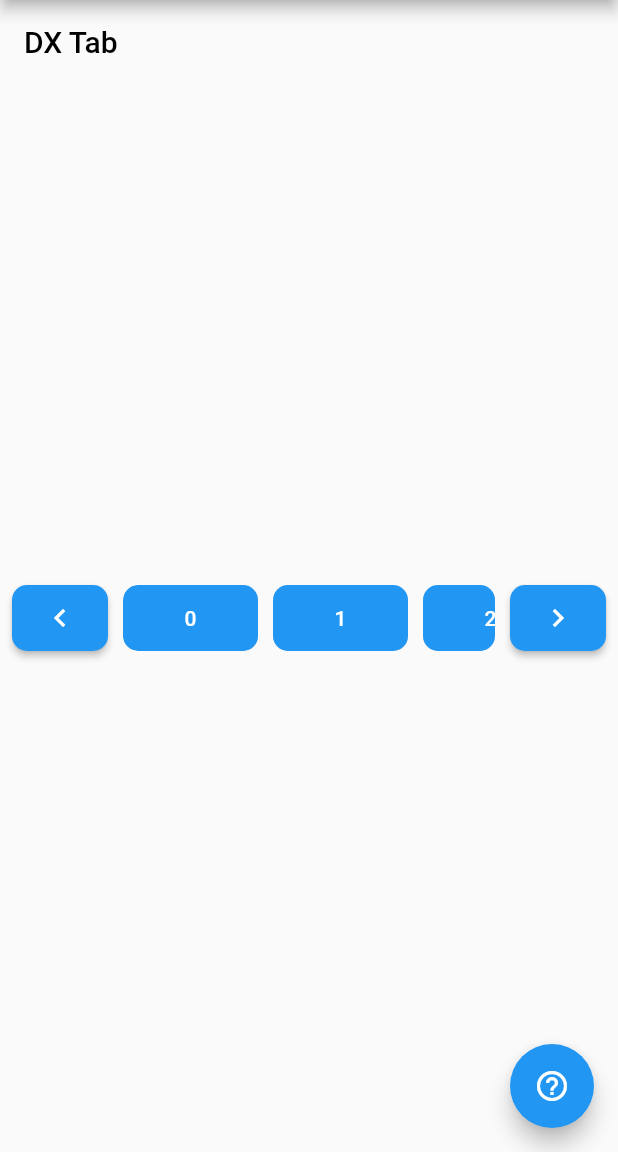
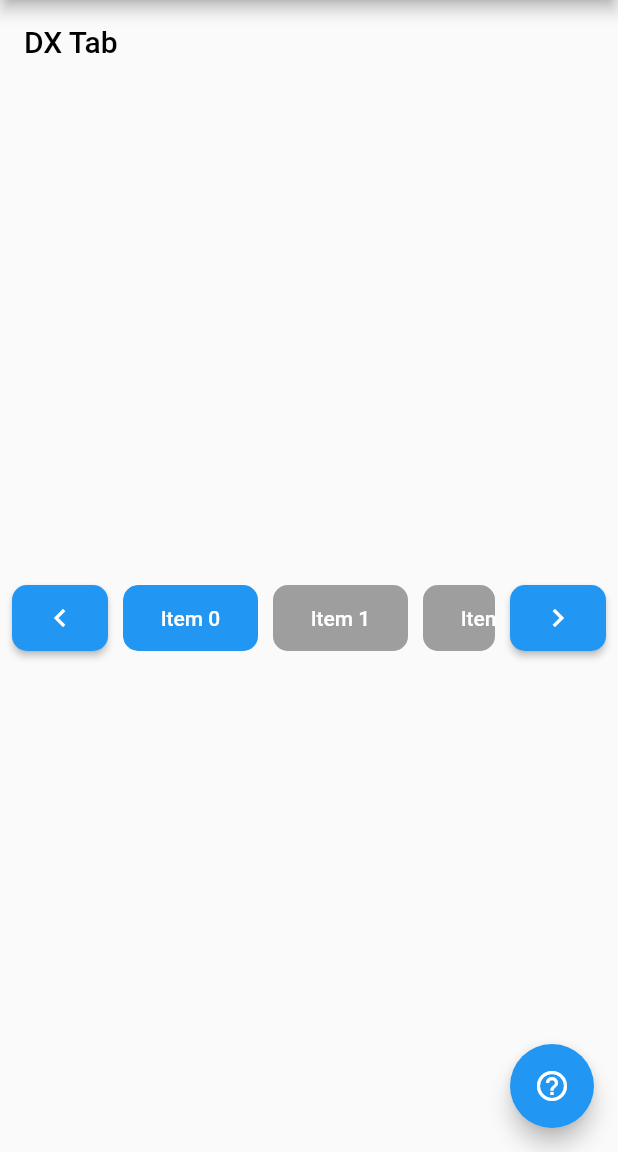
Before and after one commit to DalangLy/pos_platform_widgets, a Flutter app: the DXTabPage screen opened by its route, on a phone screen of 412 x 824 dp, the part 84-1236 px from its top. Run offline on Flutter 3.47's test engine with Material 2 defaults, Android fonts, the light colour scheme and no system bars; our stand-ins replace auto_route.

Commit message:
fixed bugs

```diff
--- a/lib/screens/dx_tab_page.dart
+++ b/lib/screens/dx_tab_page.dart
@@ -10,6 +10,8 @@ class DXTabPage extends StatefulWidget {
 
 class _DXTabPageState extends State<DXTabPage> {
   final List<String> items = List.generate(100, (index) => 'Item $index');
+
+  int _selectedTabIndex = 0;
   @override
   Widget build(BuildContext context) {
     return Scaffold(
@@ -27,8 +29,14 @@ class _DXTabPageState extends State<DXTabPage> {
             height: 60.0,
             child: DXTab(
               itemCount: items.length,
-              builder: (BuildContext context, item) {
-                return ElevatedButton(onPressed: (){}, child: Text(item.toString(),),);
+              selectedIndex: _selectedTabIndex,
+              builder: (BuildContext context, index) {
+                return Text(items[index].toString(),);
+              },
+              onChanged: (index){
+                setState(() {
+                  _selectedTabIndex = index;
+                });
               },
             ),
           ),
--- a/lib/widgets/dxtab.widget.dart
+++ b/lib/widgets/dxtab.widget.dart
@@ -7,7 +7,9 @@ class DXTab extends StatefulWidget {
   final DXTabControl Function(BuildContext context, DXTabControlsDetail details)? controlsBuilder;
   final double gap;
   final double itemRadius;
-  const DXTab({Key? key, required this.itemCount, required this.builder, this.controlsBuilder, this.gap = 10.0, this.itemRadius = 10.0,}) : super(key: key);
+  final Function(int index)? onChanged;
+  final int selectedIndex;
+  const DXTab({Key? key, required this.itemCount, required this.builder, this.controlsBuilder, this.gap = 10.0, this.itemRadius = 10.0, this.onChanged, required this.selectedIndex,}) : super(key: key);
 
   @override
   State<DXTab> createState() => _DXTabState();
@@ -63,7 +65,15 @@ class _DXTabState extends State<DXTab> {
               child: SizedBox(
                 width: 90,
                 height: double.infinity,
-                child: widget.builder(context, index),
+                child: ElevatedButton(
+                  style: ButtonStyle(
+                    backgroundColor: MaterialStateProperty.all(widget.selectedIndex == index ? Colors.blue : Colors.grey),
+                  ),
+                  onPressed: (){
+                    widget.onChanged!(index);
+                  },
+                  child: widget.builder(context, index),
+                ),
               ),
             );
           },
```
